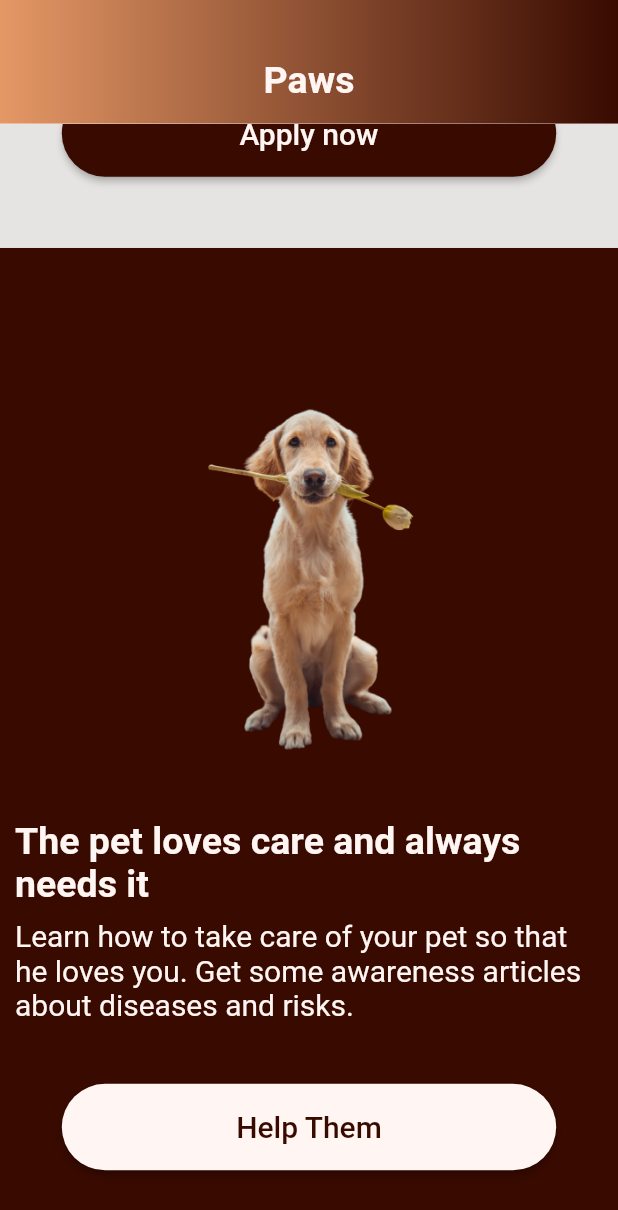
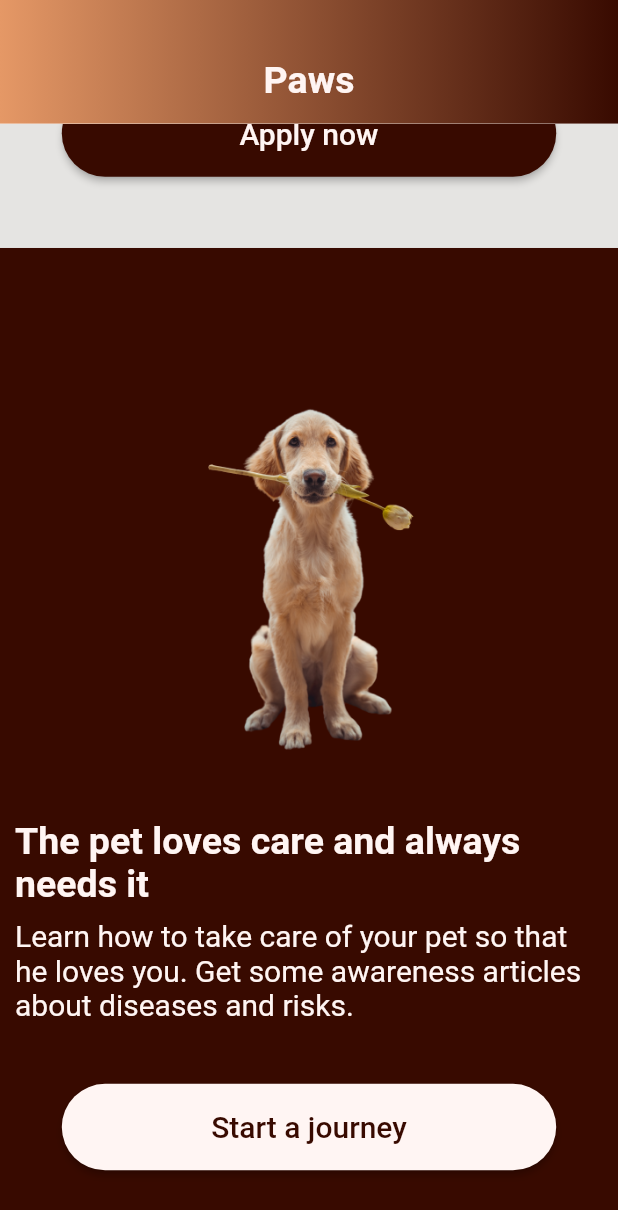
Before and after one commit to RunTimeTerror-0/save-pets, a Flutter app: the screen it shows after launch, scrolled down 1837 dp, on a phone screen of 412 x 824 dp. Shown: the top 1210 px of the screen. Run offline on Flutter 3.47's test engine with Material 2 defaults, Android fonts, the phone set to English and light mode, and no system bars.

Commit message:
finish home UI

```diff
--- a/lib/presentation/view/screens/home_screen.dart
+++ b/lib/presentation/view/screens/home_screen.dart
@@ -200,7 +200,7 @@ class HomeScreen extends StatelessWidget {
                     child: CustomButton(
                         textColor: AppColors.darkBrown,
                         backgroundColor: AppColors.offWhite,
-                        lable: "Help Them",
+                        lable: "Start a journey",
                         height: context.height * 0.07,
                         width: context.width * 0.8,
                         onTap: () {},
```
